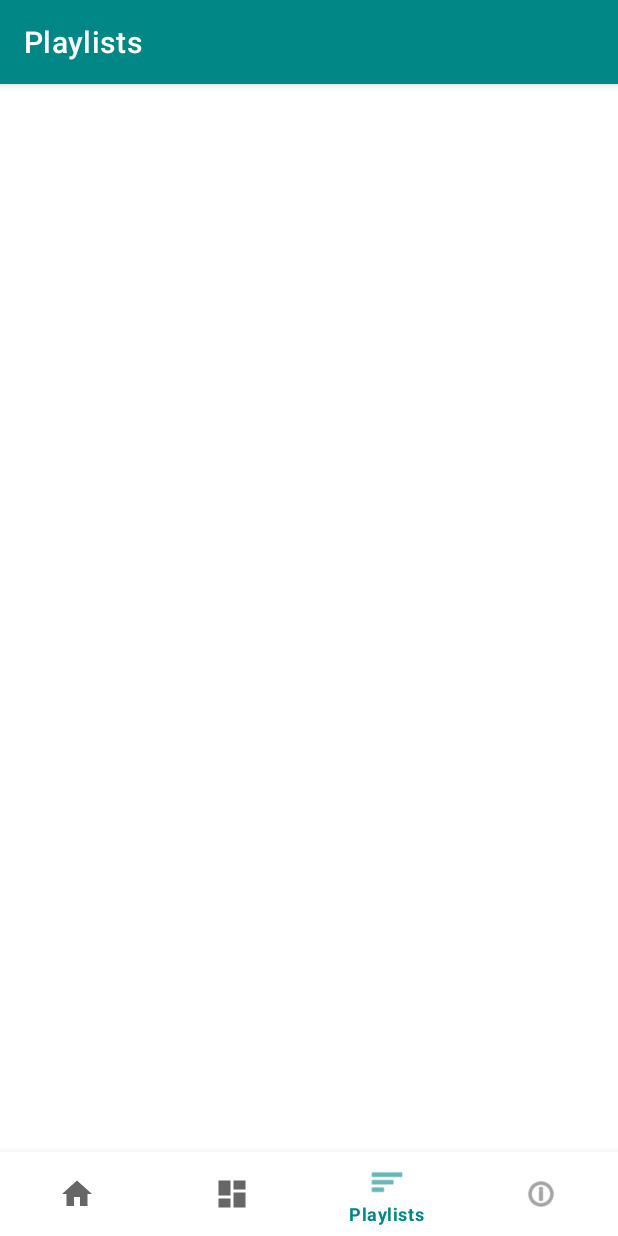
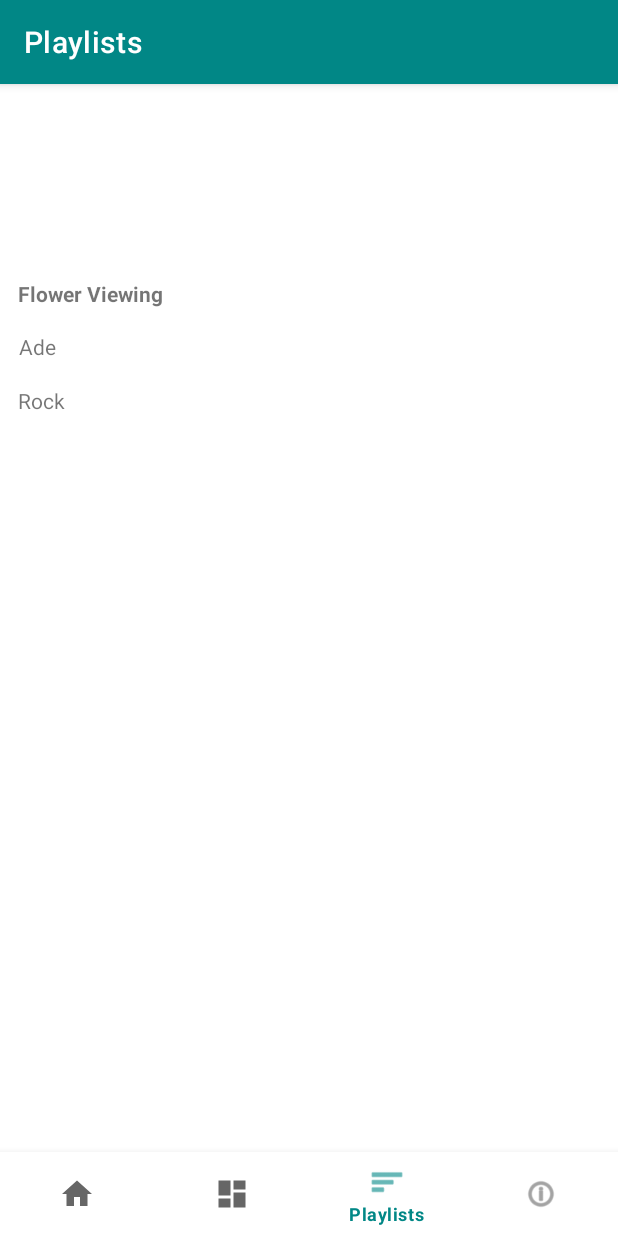
Before and after one commit to Garymicallef44/Mobile-Computing-app, an Android app: the screen it shows after launch (MainActivity), item 3 of the bottom bar chosen, on a phone screen of 412 x 824 dp. Run offline under Robolectric (Android 15) with nearby library versions, the phone set to English and light mode, and no system bars; our stand-ins replace navigation-ui.

Commit message:
Playlists fragment now displays all songs

```diff
--- a/app/src/main/java/com/example/mobilecomputingproject/MainActivity.java
+++ b/app/src/main/java/com/example/mobilecomputingproject/MainActivity.java
@@ -5,6 +5,7 @@ import android.os.Bundle;
 import com.google.android.material.bottomnavigation.BottomNavigationView;
 
 import androidx.appcompat.app.AppCompatActivity;
+import androidx.lifecycle.ViewModelProvider;
 import androidx.navigation.NavController;
 import androidx.navigation.Navigation;
 import androidx.navigation.ui.AppBarConfiguration;
@@ -15,23 +16,31 @@ import com.example.mobilecomputingproject.databinding.ActivityMainBinding;
 public class MainActivity extends AppCompatActivity {
 
     private ActivityMainBinding binding;
+    private TrackLibViewModel trackLibViewModel;
 
     @Override
     protected void onCreate(Bundle savedInstanceState) {
         super.onCreate(savedInstanceState);
 
+        // 1) Inflate your layout
         binding = ActivityMainBinding.inflate(getLayoutInflater());
         setContentView(binding.getRoot());
 
-        BottomNavigationView navView = findViewById(R.id.nav_view);
-        // Passing each menu ID as a set of Ids because each
-        // menu should be considered as top level destinations.
+        trackLibViewModel = new ViewModelProvider(this)
+                .get(TrackLibViewModel.class);
+
         AppBarConfiguration appBarConfiguration = new AppBarConfiguration.Builder(
-                R.id.navigation_home, R.id.navigation_dashboard, R.id.navigation_playlists, R.id.navigation_profile)
-                .build();
-        NavController navController = Navigation.findNavController(this, R.id.nav_host_fragment_activity_main);
-        NavigationUI.setupActionBarWithNavController(this, navController, appBarConfiguration);
+                R.id.navigation_home,
+                R.id.navigation_dashboard,
+                R.id.navigation_playlists,
+                R.id.navigation_profile
+        ).build();
+        NavController navController = Navigation.findNavController(
+                this, R.id.nav_host_fragment_activity_main
+        );
+        NavigationUI.setupActionBarWithNavController(
+                this, navController, appBarConfiguration
+        );
         NavigationUI.setupWithNavController(binding.navView, navController);
     }
-
 }
--- a/app/src/main/java/com/example/mobilecomputingproject/TrackLibViewModel.java
+++ b/app/src/main/java/com/example/mobilecomputingproject/TrackLibViewModel.java
@@ -1,26 +1,40 @@
 package com.example.mobilecomputingproject;
 
+import android.app.Application;
+
+import androidx.annotation.NonNull;
+import androidx.lifecycle.AndroidViewModel;
 import androidx.lifecycle.LiveData;
 import androidx.lifecycle.MutableLiveData;
-import androidx.lifecycle.ViewModel;
 
-import com.example.mobilecomputingproject.data.TrackList;
+import com.example.mobilecomputingproject.data.TrackHelper;
+import com.example.mobilecomputingproject.data.TrackItem;
 
 import java.util.List;
+import java.util.concurrent.Executor;
+import java.util.concurrent.Executors;
 
-public class TrackLibViewModel extends ViewModel {
+public class TrackLibViewModel extends AndroidViewModel {
+    private final TrackHelper trackHelper;
+    private final MutableLiveData<List<TrackItem>> tracks = new MutableLiveData<>();
+    private final Executor executor = Executors.newSingleThreadExecutor();
 
-    private final MutableLiveData<List<TrackList>> playList = new MutableLiveData<>();
-
-
-    public void setPlayListist(List<TrackList> list){
-        playList.setValue(list);
+    public TrackLibViewModel(@NonNull Application app) {
+        super(app);
+        // Initialize the final helper field (blank finals must be set here) :contentReference[oaicite:3]{index=3}
+        trackHelper = new TrackHelper(app);
+        trackHelper.initiateTables();
     }
 
-    public LiveData<List<TrackList>> getPlaylists() {
-        return playList;
+    public LiveData<List<TrackItem>> getTracks() {
+        return tracks;
     }
 
-
-
+    public void loadAllTracks() {
+        executor.execute(() -> {
+            List<TrackItem> list = trackHelper.getTracks();
+            // postValue is safe from background threads :contentReference[oaicite:4]{index=4}
+            tracks.postValue(list);
+        });
+    }
 }
--- /dev/null
+++ b/app/src/main/java/com/example/mobilecomputingproject/ui/TrackListAdapter.java
@@ -0,0 +1,62 @@
+package com.example.mobilecomputingproject.ui;
+
+import android.view.LayoutInflater;
+import android.view.View;
+import android.view.ViewGroup;
+import android.widget.TextView;
+
+import androidx.recyclerview.widget.RecyclerView;
+
+import com.example.mobilecomputingproject.R;
+import com.example.mobilecomputingproject.data.TrackItem;
+
+import java.util.ArrayList;
+import java.util.List;
+
+public class TrackListAdapter extends RecyclerView.Adapter<TrackListAdapter.ViewHolder> {
+    private final List<TrackItem> items = new ArrayList<>();
+
+    // ViewHolder holds references to the views of a ro
+    static class ViewHolder extends RecyclerView.ViewHolder {
+        TextView title;
+        TextView artist;
+        TextView genre;
+
+        ViewHolder(View itemView) {
+            super(itemView);
+            title = itemView.findViewById(R.id.textTitle);
+            artist = itemView.findViewById(R.id.textArtist);
+            genre = itemView.findViewById(R.id.textGenre);
+
+        }
+    }
+
+    @Override
+    public ViewHolder onCreateViewHolder(ViewGroup parent, int viewType) {
+        View row = LayoutInflater.from(parent.getContext())
+                .inflate(R.layout.item_track, parent, false);
+        return new ViewHolder(row);
+    }
+
+    @Override
+    public void onBindViewHolder(ViewHolder holder, int position) {
+        TrackItem track = items.get(position);
+        holder.title.setText(track.getTitle());
+        holder.artist.setText(track.getArtist());
+        holder.genre.setText(track.getGenre());
+    }
+
+    @Override
+    public int getItemCount() {
+        return items.size();
+    }
+
+    /** Replace the current list with a new one and refresh */
+    public void submitList(List<TrackItem> newItems) {
+        items.clear();
+        if (newItems != null) {
+            items.addAll(newItems);
+        }
+        notifyDataSetChanged();
+    }
+}
--- a/app/src/main/java/com/example/mobilecomputingproject/ui/playlists/PlaylistsFragment.java
+++ b/app/src/main/java/com/example/mobilecomputingproject/ui/playlists/PlaylistsFragment.java
@@ -1,6 +1,50 @@
 package com.example.mobilecomputingproject.ui.playlists;
 
+import android.os.Bundle;
+import android.view.LayoutInflater;
+import android.view.View;
+import android.view.ViewGroup;
+
+import androidx.annotation.NonNull;
 import androidx.fragment.app.Fragment;
+import androidx.lifecycle.ViewModelProvider;
+import androidx.recyclerview.widget.LinearLayoutManager;
+import androidx.recyclerview.widget.RecyclerView;
 
-public class PlaylistsFragment extends Fragment{
+import com.example.mobilecomputingproject.R;
+import com.example.mobilecomputingproject.TrackLibViewModel;
+import com.example.mobilecomputingproject.ui.TrackListAdapter;
+
+public class PlaylistsFragment extends Fragment {
+
+    private TrackListAdapter adapter;
+
+    @Override
+    public View onCreateView(@NonNull LayoutInflater inflater,
+                             ViewGroup container,
+                             Bundle savedInstanceState) {
+        return inflater.inflate(R.layout.fragment_playlists, container, false);
+    }
+
+    @Override
+    public void onViewCreated(@NonNull View view, Bundle savedInstanceState) {
+        super.onViewCreated(view, savedInstanceState);
+
+        // 1) RecyclerView setup
+        RecyclerView rv = view.findViewById(R.id.rvPlaylists);
+        rv.setLayoutManager(new LinearLayoutManager(requireContext()));
+        TrackListAdapter adapter = new TrackListAdapter();
+        rv.setAdapter(adapter);
+
+        // 2) Obtain ViewModel
+        TrackLibViewModel vm = new ViewModelProvider(requireActivity())
+                .get(TrackLibViewModel.class);
+
+        // 3) Observe LiveData → Adapter
+        vm.getTracks().observe(getViewLifecycleOwner(), adapter::submitList);
+
+        // 4) Trigger data load
+        vm.loadAllTracks();
+    }
+
 }
--- a/app/src/main/res/layout/fragment_playlists.xml
+++ b/app/src/main/res/layout/fragment_playlists.xml
@@ -1,22 +1,28 @@
 <?xml version="1.0" encoding="utf-8"?>
 <androidx.constraintlayout.widget.ConstraintLayout xmlns:android="http://schemas.android.com/apk/res/android"
     xmlns:app="http://schemas.android.com/apk/res-auto"
-    xmlns:tools="http://schemas.android.com/tools"
     android:layout_width="match_parent"
     android:layout_height="match_parent"
-    tools:context=".ui.playlists.PlaylistsFragment">
+    xmlns:tools="http://schemas.android.com/tools">
 
     <TextView
         android:id="@+id/text_playlists"
-        android:layout_width="match_parent"
-        android:layout_height="wrap_content"
-        android:layout_marginStart="8dp"
-        android:layout_marginTop="8dp"
-        android:layout_marginEnd="8dp"
-        android:textAlignment="center"
+        android:layout_width="410dp"
+        android:layout_height="34dp"
+        android:layout_marginTop="4dp"
         android:textSize="20sp"
-        app:layout_constraintBottom_toBottomOf="parent"
         app:layout_constraintEnd_toEndOf="parent"
+        app:layout_constraintHorizontal_bias="0.0"
         app:layout_constraintStart_toStartOf="parent"
         app:layout_constraintTop_toTopOf="parent" />
+
+    <androidx.recyclerview.widget.RecyclerView
+        android:id="@+id/rvPlaylists"
+        android:layout_width="0dp"
+        android:layout_height="0dp"
+        app:layout_constraintTop_toBottomOf="@id/text_playlists"
+        app:layout_constraintBottom_toBottomOf="parent"
+        app:layout_constraintStart_toStartOf="parent"
+        app:layout_constraintEnd_toEndOf="parent"
+        tools:listitem="@layout/item_track" />
 </androidx.constraintlayout.widget.ConstraintLayout>
--- a/app/src/main/res/layout/item_track.xml
+++ b/app/src/main/res/layout/item_track.xml
@@ -4,33 +4,39 @@
     xmlns:tools="http://schemas.android.com/tools"
     android:layout_width="match_parent"
     android:layout_height="match_parent"
-    android:padding="16dp">
+    android:orientation="vertical"
+    android:padding="12dp">
 
     <TextView
         android:id="@+id/textTitle"
-        android:layout_width="0dp"
-        android:layout_height="wrap_content"
+        android:layout_width="280dp"
+        android:layout_height="27dp"
+        android:layout_marginTop="24dp"
         android:text="Track Title"
         android:textStyle="bold"
+        app:layout_constraintHorizontal_bias="0.0"
         app:layout_constraintStart_toStartOf="parent"
-        app:layout_constraintEnd_toStartOf="@+id/textArtist"
-        app:layout_constraintTop_toTopOf="parent"/>
+        app:layout_constraintTop_toTopOf="parent" />
 
     <TextView
         android:id="@+id/textArtist"
-        android:layout_width="wrap_content"
-        android:layout_height="wrap_content"
+        android:layout_width="151dp"
+        android:layout_height="27dp"
+        android:layout_marginTop="8dp"
+        android:layout_marginEnd="236dp"
         android:text="Artist"
-        app:layout_constraintStart_toEndOf="@id/textTitle"
-        app:layout_constraintTop_toTopOf="parent"/>
+        app:layout_constraintEnd_toEndOf="parent"
+        app:layout_constraintTop_toBottomOf="@+id/textTitle" />
 
     <TextView
         android:id="@+id/textGenre"
-        android:layout_width="0dp"
-        android:layout_height="wrap_content"
+        android:layout_width="151dp"
+        android:layout_height="27dp"
+        android:layout_marginTop="44dp"
         android:text="Genre"
+        app:layout_constraintEnd_toEndOf="parent"
+        app:layout_constraintHorizontal_bias="0.0"
         app:layout_constraintStart_toStartOf="parent"
-        app:layout_constraintTop_toBottomOf="@id/textTitle"
-        app:layout_constraintEnd_toEndOf="parent"/>
+        app:layout_constraintTop_toBottomOf="@id/textTitle" />
 
 </androidx.constraintlayout.widget.ConstraintLayout>
```
